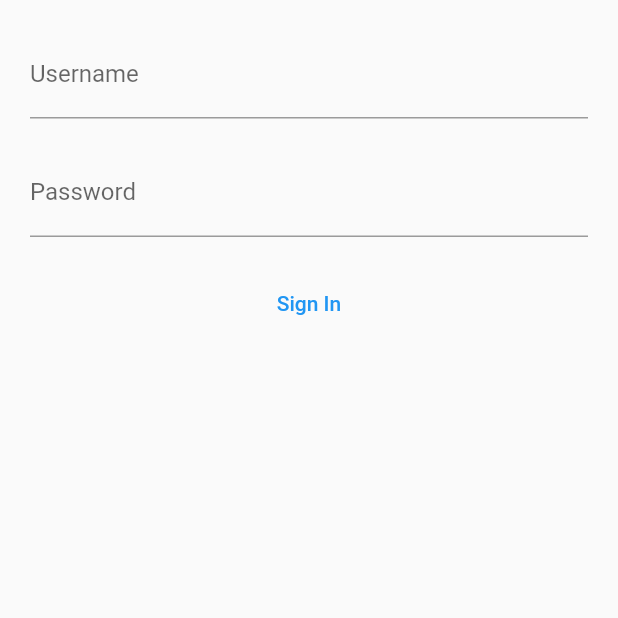
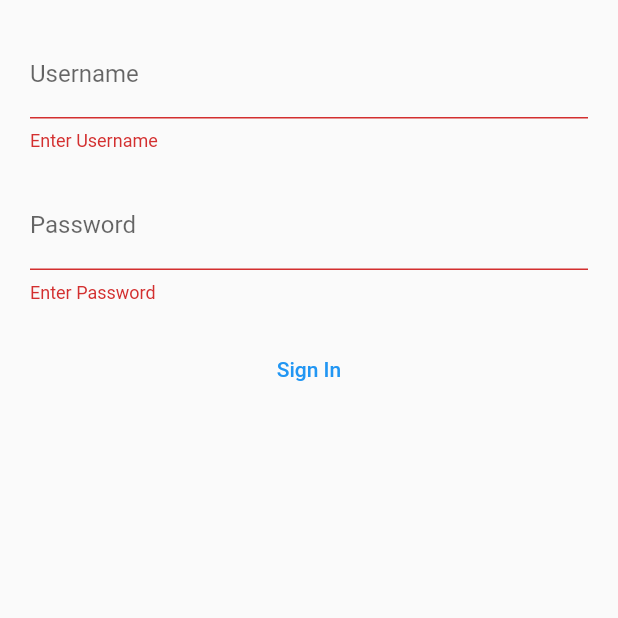
Before and after one commit to Navaneeth442000/Project, a Flutter app: the ScreenLoginDonor screen opened directly, after a tap on "Sign In", on a phone screen of 412 x 824 dp, the top half of it. Run offline on Flutter 3.47's test engine with Material 2 defaults, Android fonts, the phone set to English and light mode, and no system bars.

Commit message:
'1/1/2022'

```diff
--- a/foodredistribution/lib/main.dart
+++ b/foodredistribution/lib/main.dart
@@ -1,6 +1,4 @@
 import 'package:flutter/material.dart';
-import 'package:foodredistribution/screens/login_selection.dart';
-import 'package:foodredistribution/screens/sample.dart';
 import 'package:foodredistribution/screens/splash.dart';
 
 void main(List<String> args) {
--- a/foodredistribution/lib/screens/login_donor.dart
+++ b/foodredistribution/lib/screens/login_donor.dart
@@ -1,12 +1,21 @@
 import 'package:flutter/material.dart';
+import 'package:foodredistribution/screens/donor_page.dart';
 
-class ScreenLoginDonor extends StatelessWidget {
- ScreenLoginDonor({ Key? key }) : super(key: key);
+class ScreenLoginDonor extends StatefulWidget {
+  ScreenLoginDonor({Key? key}) : super(key: key);
 
+  @override
+  State<ScreenLoginDonor> createState() => _ScreenLoginDonorState();
+}
 
+class _ScreenLoginDonorState extends State<ScreenLoginDonor> {
   final _usernameController = TextEditingController();
+
   final _passwordController = TextEditingController();
 
+  bool _isDataMatched = true;
+
+  final _formKey = GlobalKey<FormState>();
 
   @override
   Widget build(BuildContext context) {
@@ -14,6 +23,8 @@ class ScreenLoginDonor extends StatelessWidget {
         body: SafeArea(
       child: Padding(
         padding: const EdgeInsets.all(20.0),
+        child: Form(
+          key: _formKey,
           child: Column(
             children: [
               TextFormField(
@@ -23,6 +34,13 @@ class ScreenLoginDonor extends StatelessWidget {
                   labelText: 'Username',
                   // hintText: 'Username',
                 ),
+                validator: (value) {
+                  if (value == null || value.isEmpty) {
+                    return 'Enter Username';
+                  } else {
+                    return null;
+                  }
+                },
               ),
               const SizedBox(
                 height: 20,
@@ -35,25 +53,40 @@ class ScreenLoginDonor extends StatelessWidget {
                   labelText: 'Password',
                   // hintText: 'Password',
                 ),
+                validator: (value) {
+                  if (value == null || value.isEmpty) {
+                    return 'Enter Password';
+                  } else {
+                    return null;
+                  }
+                },
               ),
               const SizedBox(
                 height: 20,
               ),
-              TextButton(onPressed: (){
-
-              }, child: Text('Sign In')),
+              TextButton(
+                  onPressed: () {
+                    if (_formKey.currentState!.validate()) {
+                      checkLogin(context);
+                    } else {}
+                  },
+                  child: const Text('Sign In')),
             ],
           ),
         ),
-      )
-    );
+      ),
+    ));
   }
 
-  Future<void> checkLogin() async{
+  Future<void> checkLogin(BuildContext ctx) async {
     final _username = _usernameController.text;
     final _password = _passwordController.text;
-
+    if (_username == 'admin' && _password == 'admin') {
+      // Goto Donor Page
+      Navigator.of(context)
+          .push(MaterialPageRoute(builder: (ctx) => ScreenDonor()));
+    } else {
+      print('Invalid');
     }
-
-
   }
+}
```
Also changed, not shown: foodredistribution/lib/screens/agent_page.dart (added, +14 -0 lines), foodredistribution/lib/screens/donor_page.dart (added, +14 -0 lines), foodredistribution/lib/screens/login_agent.dart (+83 -4 lines). Lines whose indentation alone changed are shown as unchanged.
